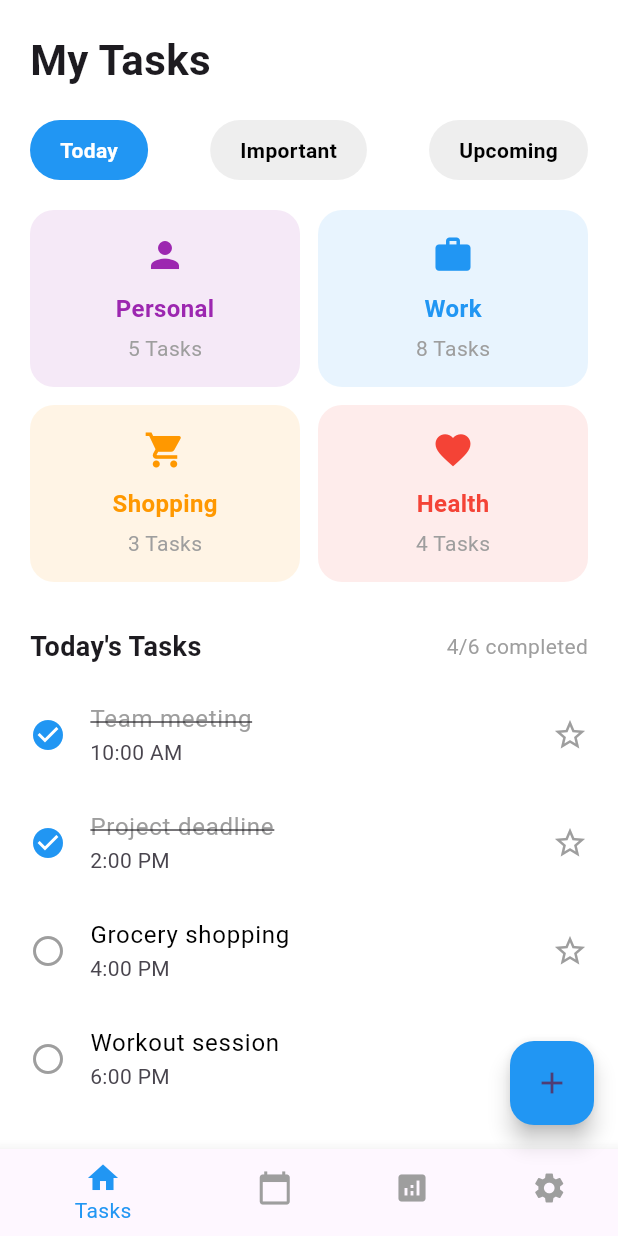
After one commit to mobikodeStudio/todo_flutter_app, a Flutter app: the HomeScreen screen opened directly, on a phone screen of 412 x 824 dp. The commit adds this screen. Run offline on Flutter 3.47's test engine with Material 3 defaults, Android fonts, the phone set to English and light mode, and no system bars; our stand-ins replace flutter_bloc, get_it.

```diff
--- /dev/null
+++ b/lib/presentation/Bloc/signup_event.dart
@@ -0,0 +1,38 @@
+
+
+abstract class SignupEvent {}
+class SignupInitialEvent extends SignupEvent {}
+
+
+class SignupTextChanged extends SignupEvent {
+  final String name;
+  final String email;
+  final String mobile;
+  final String password;
+  final String confirmPassword;
+
+  SignupTextChanged({
+    required this.name,
+    required this.email,
+    required this.mobile,
+    required this.password,
+    required this.confirmPassword,
+  });
+}
+class TogglePasswordVisibility extends SignupEvent {}
+class ToggleConfirmPasswordVisibility extends SignupEvent {}
+class SignupSubmitted extends SignupEvent {
+  final String name;
+  final String email;
+  final String mobile;
+  final String password;
+  final String confirmPassword;
+
+  SignupSubmitted({
+    required this.name,
+    required this.email,
+    required this.mobile,
+    required this.password,
+    required this.confirmPassword,
+  });
+}
--- /dev/null
+++ b/lib/presentation/Bloc/signup_state.dart
@@ -0,0 +1,33 @@
+abstract class SignupState {
+  final bool hidePassword;
+  final bool hideConfirmPassword;
+  final String? confirmPasswordError;
+  final bool isButtonEnabled;
+
+  SignupState({
+    required this.hidePassword,
+    required this.hideConfirmPassword,
+    required this.confirmPasswordError,
+    required this.isButtonEnabled,
+  });
+}
+
+class SignupInitial extends SignupState {
+  SignupInitial()
+      : super(
+    hidePassword: true,
+    hideConfirmPassword: true,
+    confirmPasswordError: null,
+    isButtonEnabled: false,
+  );
+}
+
+class SignupSuccess extends SignupState {
+  SignupSuccess()
+      : super(
+    hidePassword: true,
+    hideConfirmPassword: true,
+    confirmPasswordError: null,
+    isButtonEnabled: false,
+  );
+}
--- /dev/null
+++ b/lib/presentation/home/bloc/home_bloc.dart
@@ -0,0 +1,39 @@
+import 'package:flutter/material.dart';
+import 'package:flutter_bloc/flutter_bloc.dart';
+import 'home_event.dart';
+import 'home_state.dart';
+
+class HomeBloc extends Bloc<HomeEvent, HomeState> {
+  HomeBloc() : super(HomeInitial()) {
+    on<LoadTaskCategories>((event, emit) async {
+      emit(HomeLoading());
+      await Future.delayed(Duration(seconds: 1)); // Simulate loading
+      emit(HomeLoaded(categories: [
+        TaskCategory(
+          icon: Icons.person,
+          title: 'Personal',
+          taskCount: 5,
+          backgroundColor: Colors.purple,
+        ),
+        TaskCategory(
+          icon: Icons.work,
+          title: 'Work',
+          taskCount: 8,
+          backgroundColor: Colors.blue,
+        ),
+        TaskCategory(
+          icon: Icons.shopping_cart,
+          title: 'Shopping',
+          taskCount: 3,
+          backgroundColor: Colors.orange,
+        ),
+        TaskCategory(
+          icon: Icons.favorite,
+          title: 'Health',
+          taskCount: 4,
+          backgroundColor: Colors.red,
+        ),
+      ]));
+    });
+  }
+}
--- /dev/null
+++ b/lib/presentation/home/bloc/home_event.dart
@@ -0,0 +1,3 @@
+abstract class HomeEvent {}
+
+class LoadTaskCategories extends HomeEvent {}
--- /dev/null
+++ b/lib/presentation/home/bloc/home_state.dart
@@ -0,0 +1,33 @@
+import 'package:flutter/material.dart';
+
+class TaskCategory {
+  final IconData icon;
+  final String title;
+  final int taskCount;
+  final Color backgroundColor;
+
+  TaskCategory({
+    required this.icon,
+    required this.title,
+    required this.taskCount,
+    required this.backgroundColor,
+  });
+}
+
+abstract class HomeState {}
+
+class HomeInitial extends HomeState {}
+
+class HomeLoading extends HomeState {}
+
+class HomeLoaded extends HomeState {
+  final List<TaskCategory> categories;
+
+  HomeLoaded({required this.categories});
+}
+
+class HomeError extends HomeState {
+  final String message;
+
+  HomeError(this.message);
+}
--- /dev/null
+++ b/lib/presentation/home/home_screen.dart
@@ -0,0 +1,144 @@
+import 'package:flutter/material.dart';
+import 'package:flutter_bloc/flutter_bloc.dart';
+
+// Custom imports based on your folder structure
+import 'bloc/home_bloc.dart';
+import 'bloc/home_event.dart';
+import 'bloc/home_state.dart';
+import 'widgets/task_category_card.dart';
+
+class HomeScreen extends StatelessWidget {
+  const HomeScreen({super.key});
+
+  @override
+  Widget build(BuildContext context) {
+    return BlocProvider(
+      create: (_) => HomeBloc()..add(LoadTaskCategories()),
+      child: Scaffold(
+        backgroundColor: Colors.white,
+        bottomNavigationBar: BottomNavigationBar(
+          selectedItemColor: Colors.blue,
+          unselectedItemColor: Colors.grey,
+          items: const [
+            BottomNavigationBarItem(icon: Icon(Icons.home), label: 'Tasks'),
+            BottomNavigationBarItem(icon: Icon(Icons.calendar_today), label: 'Calendar'),
+            BottomNavigationBarItem(icon: Icon(Icons.analytics), label: 'Analytics'),
+            BottomNavigationBarItem(icon: Icon(Icons.settings), label: 'Settings'),
+          ],
+        ),
+        floatingActionButton: FloatingActionButton(
+          onPressed: () {},
+          backgroundColor: Colors.blue,
+          child: const Icon(Icons.add),
+        ),
+        body: SafeArea(
+          child: Padding(
+            padding: const EdgeInsets.all(20),
+            child: SingleChildScrollView(
+              child: Column(
+                crossAxisAlignment: CrossAxisAlignment.start,
+                children: [
+                  const Text(
+                    "My Tasks",
+                    style: TextStyle(fontSize: 28, fontWeight: FontWeight.bold),
+                  ),
+                  const SizedBox(height: 20),
+                  Row(
+                    mainAxisAlignment: MainAxisAlignment.spaceBetween,
+                    children: [
+                      filterButton("Today", isSelected: true),
+                      filterButton("Important"),
+                      filterButton("Upcoming"),
+                    ],
+                  ),
+                  const SizedBox(height: 20),
+
+                  /// BlocBuilder for Task Categories
+                  BlocBuilder<HomeBloc, HomeState>(
+                    builder: (context, state) {
+                      if (state is HomeLoading) {
+                        return const Center(child: CircularProgressIndicator());
+                      } else if (state is HomeLoaded) {
+                        final cardWidth = (MediaQuery.of(context).size.width - 52) / 2;
+                        return Wrap(
+                          spacing: 12,
+                          runSpacing: 12,
+                          children: state.categories.map((category) {
+                            return SizedBox(
+                              width: cardWidth,
+                              child: TaskCategoryCard(
+                                icon: category.icon,
+                                title: category.title,
+                                taskCount: category.taskCount,
+                                backgroundColor: category.backgroundColor,
+                              ),
+                            );
+                          }).toList(),
+                        );
+                      } else if (state is HomeError) {
+                        return Text(state.message, style: const TextStyle(color: Colors.red));
+                      }
+                      return const SizedBox.shrink();
+                    },
+                  ),
+
+                  const SizedBox(height: 30),
+                  Row(
+                    mainAxisAlignment: MainAxisAlignment.spaceBetween,
+                    children: const [
+                      Text("Today's Tasks", style: TextStyle(fontSize: 18, fontWeight: FontWeight.bold)),
+                      Text("4/6 completed", style: TextStyle(color: Colors.grey)),
+                    ],
+                  ),
+                  const SizedBox(height: 10),
+                  taskTile("Team meeting", "10:00 AM", completed: true),
+                  taskTile("Project deadline", "2:00 PM", completed: true),
+                  taskTile("Grocery shopping", "4:00 PM"),
+                  taskTile("Workout session", "6:00 PM"),
+                ],
+              ),
+            ),
+          ),
+        ),
+      ),
+    );
+  }
+
+  // 🔽 Custom button widget for filter
+  Widget filterButton(String label, {bool isSelected = false}) {
+    return Container(
+      padding: const EdgeInsets.symmetric(horizontal: 20, vertical: 10),
+      decoration: BoxDecoration(
+        color: isSelected ? Colors.blue : Colors.grey[200],
+        borderRadius: BorderRadius.circular(20),
+      ),
+      child: Text(
+        label,
+        style: TextStyle(
+          color: isSelected ? Colors.white : Colors.black,
+          fontWeight: FontWeight.bold,
+        ),
+      ),
+    );
+  }
+
+  // 🔽 Custom task tile widget
+  Widget taskTile(String title, String time, {bool completed = false}) {
+    return ListTile(
+      contentPadding: EdgeInsets.zero,
+      leading: Icon(
+        completed ? Icons.check_circle : Icons.radio_button_unchecked,
+        color: completed ? Colors.blue : Colors.grey,
+      ),
+      title: Text(
+        title,
+        style: TextStyle(
+          decoration: completed ? TextDecoration.lineThrough : null,
+          color: completed ? Colors.grey : Colors.black,
+        ),
+      ),
+      subtitle: Text(time),
+      trailing: const Icon(Icons.star_border, color: Colors.grey),
+    );
+  }
+}
--- /dev/null
+++ b/lib/presentation/home/widgets/task_category_card.dart
@@ -0,0 +1,48 @@
+import 'package:flutter/material.dart';
+
+class TaskCategoryCard extends StatelessWidget {
+  final IconData icon;
+  final String title;
+  final int taskCount;
+  final Color backgroundColor;
+
+  const TaskCategoryCard({
+    Key? key,
+    required this.icon,
+    required this.title,
+    required this.taskCount,
+    required this.backgroundColor,
+  }) : super(key: key);
+
+  @override
+  Widget build(BuildContext context) {
+    return Container(
+      width: 150,
+      padding: const EdgeInsets.all(16),
+      decoration: BoxDecoration(
+        color: backgroundColor.withOpacity(0.1),
+        borderRadius: BorderRadius.circular(16),
+      ),
+      child: Column(
+        mainAxisAlignment: MainAxisAlignment.center,
+        children: [
+          Icon(icon, color: backgroundColor, size: 28),
+          const SizedBox(height: 10),
+          Text(
+            title,
+            style: TextStyle(
+              fontWeight: FontWeight.bold,
+              color: backgroundColor,
+              fontSize: 16,
+            ),
+          ),
+          const SizedBox(height: 5),
+          Text(
+            '$taskCount Tasks',
+            style: const TextStyle(color: Colors.grey),
+          ),
+        ],
+      ),
+    );
+  }
+}
```
Also changed, not shown: lib/main.dart (+12 -4 lines), lib/presentation/Bloc/signup_bloc.dart (added, +60 -0 lines), lib/presentation/signup/signup_screen.dart (+118 -94 lines).
